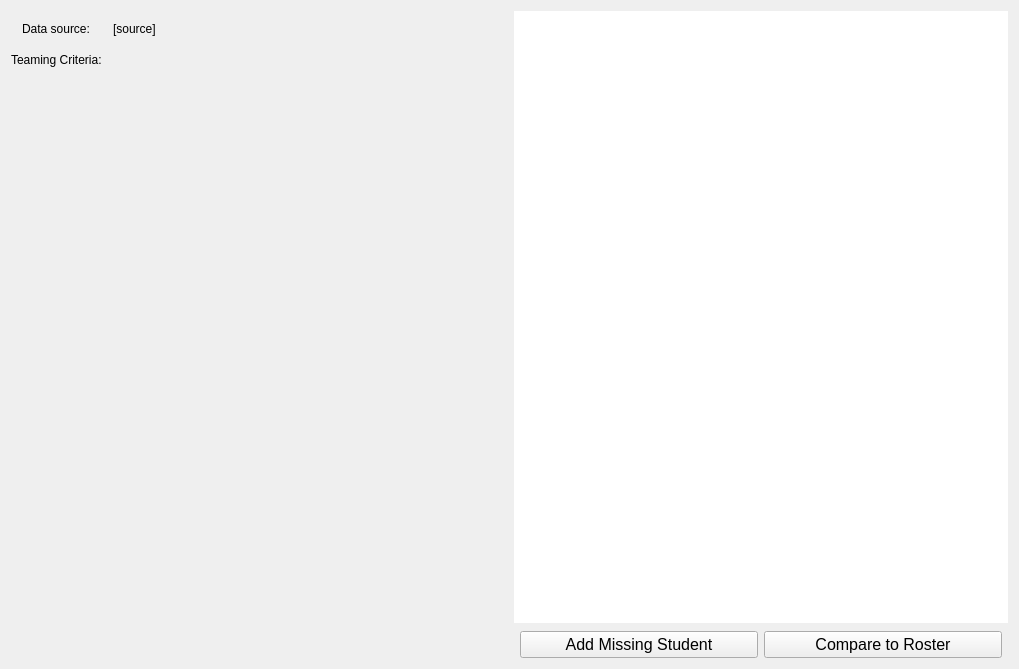
This is gruepr.ui in gruepr/gruepr as Qt 5 draws it before an edit. The edited form follows.
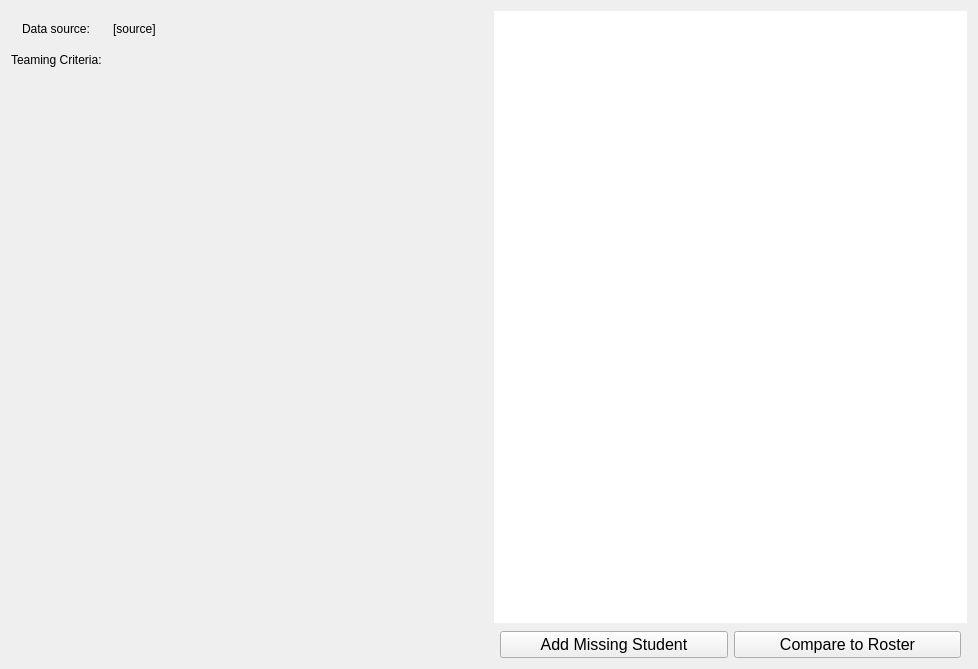
This is the edited form. Icons and pictures are not drawn. Custom widgets are drawn as their Qt base class.

Patch:
```diff
--- a/gruepr.ui
+++ b/gruepr.ui
@@ -6,7 +6,7 @@
    <rect>
     <x>0</x>
     <y>0</y>
-    <width>1019</width>
+    <width>978</width>
     <height>669</height>
    </rect>
   </property>
@@ -243,7 +243,7 @@
           <rect>
            <x>0</x>
            <y>0</y>
-           <width>495</width>
+           <width>475</width>
            <height>539</height>
           </rect>
          </property>
```
Left out of the diff: 2 changed lines with no effect on the pictures.
